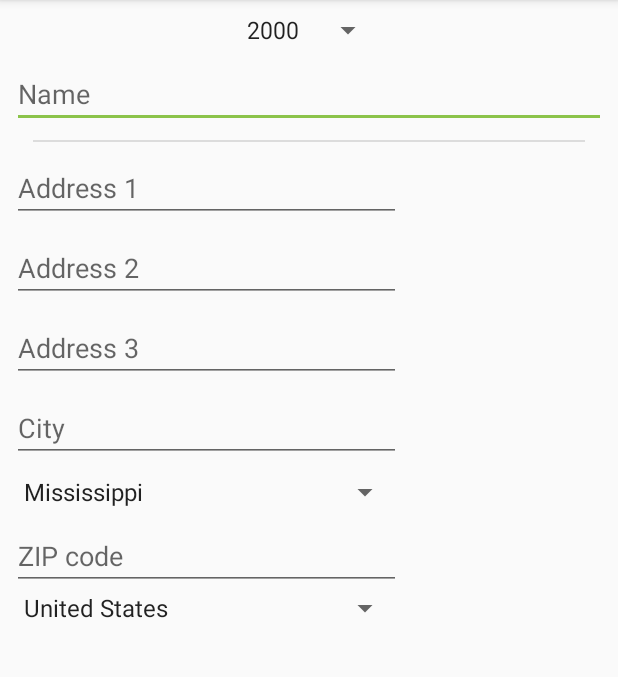
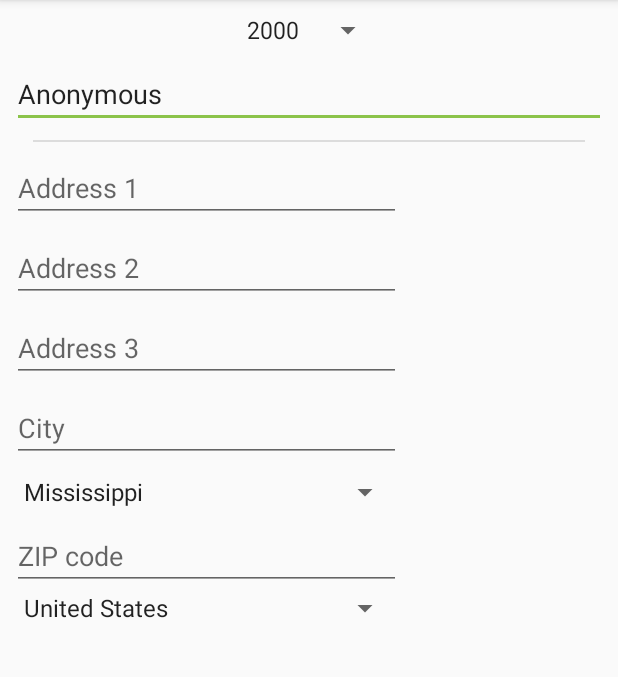
Before and after one commit to baghaii/Capstone-Project, an Android app: the screen it shows after launch (ProfileActivity), after a tap on "Profile", on a phone screen of 412 x 824 dp, the part 84-761 px from its top. Run offline under Robolectric (Android 15) with nearby library versions, the phone set to English and light mode, and no system bars; our stand-ins replace ButterKnife, Firebase (no records; nobody signed in at launch, a user with empty details on screens opened directly); libraries missing offline, so code that uses them is left out: com.firebase.ui; 2 statements that could not run were skipped.

Commit message:
Move login/logout from ChatActivity to SelectorActivity

```diff
--- a/app/src/main/java/com/sepidehmiller/alumniconnector/ui/ProfileActivity.java
+++ b/app/src/main/java/com/sepidehmiller/alumniconnector/ui/ProfileActivity.java
@@ -11,6 +11,8 @@ import butterknife.BindView;
 import butterknife.ButterKnife;
 
 public class ProfileActivity extends AppCompatActivity {
+
+  private String mName;
 
   @BindView(R.id.classSpinner)
   Spinner mClassSpinner;
@@ -45,6 +47,12 @@ public class ProfileActivity extends AppCompatActivity {
     setContentView(R.layout.activity_profile);
     ButterKnife.bind(this);
 
+    if (getIntent().hasExtra(SelectorActivity.NAME_EXTRA)) {
+      mName = getIntent().getStringExtra(SelectorActivity.NAME_EXTRA);
+    } else {
+      mName = SelectorActivity.ANONYMOUS;
+    }
+
     setupUI();
   }
 
@@ -52,6 +60,7 @@ public class ProfileActivity extends AppCompatActivity {
     mClassSpinner.setSelection(10);
     mStateSpinner.setSelection(23);
     mCountrySpinner.setSelection(222);
+    mNameEditText.setText(mName);
   }
 
 }
--- a/app/src/main/java/com/sepidehmiller/alumniconnector/ui/SelectorActivity.java
+++ b/app/src/main/java/com/sepidehmiller/alumniconnector/ui/SelectorActivity.java
@@ -3,27 +3,51 @@ package com.sepidehmiller.alumniconnector.ui;
 import android.content.Intent;
 import android.os.Bundle;
 import android.support.annotation.NonNull;
+import android.support.constraint.ConstraintLayout;
 import android.support.v7.app.AppCompatActivity;
 import android.view.Menu;
 import android.view.MenuItem;
 import android.view.View;
 import android.widget.ImageButton;
+import android.widget.Toast;
 
+import com.firebase.ui.auth.AuthUI;
 import com.google.firebase.auth.FirebaseAuth;
 import com.sepidehmiller.alumniconnector.R;
 
+import java.util.Arrays;
+import java.util.List;
+
 import butterknife.BindView;
 import butterknife.ButterKnife;
+import butterknife.OnClick;
+
+//TODO create an indetermine progress frame to load before log in.
 
 public class SelectorActivity extends AppCompatActivity {
+  public static final String NAME_EXTRA = "Name";
+  public static final String ANONYMOUS = "Anonymous";
+
+  private static final int SIGN_IN_REQUEST_CODE = 101;
   private FirebaseAuth mFirebaseAuth;
+  private FirebaseAuth.AuthStateListener mAuthStateListener;
+
   private String mUserName;
+
+  @BindView(R.id.selectorLayout)
+  ConstraintLayout selectorLayout;
 
   @BindView(R.id.chatButton)
   ImageButton chatButton;
 
   @BindView(R.id.mapButton)
   ImageButton mapButton;
+
+  @OnClick(R.id.chatButton)
+  public void onClick() {
+    Intent intent = new Intent(SelectorActivity.this, ChatActivity.class);
+    startActivity(intent);
+  }
 
   @Override
   protected void onCreate(Bundle savedInstanceState) {
@@ -32,28 +56,33 @@ public class SelectorActivity extends AppCompatActivity {
 
     ButterKnife.bind(this);
 
-    chatButton.setOnClickListener(new View.OnClickListener() {
-      @Override
-      public void onClick(View v) {
-        Intent intent = new Intent(SelectorActivity.this, ChatActivity.class);
-        startActivity(intent);
-      }
-    });
-
     mFirebaseAuth = FirebaseAuth.getInstance();
 
-    //TODO Log in on this screen
-    mFirebaseAuth.addAuthStateListener(new FirebaseAuth.AuthStateListener() {
+    mAuthStateListener = new FirebaseAuth.AuthStateListener() {
       @Override
       public void onAuthStateChanged(@NonNull FirebaseAuth firebaseAuth) {
         if (firebaseAuth.getCurrentUser() != null) {
-          mUserName = firebaseAuth.getCurrentUser().getDisplayName();
+          //signed in
+          mUserName = mFirebaseAuth.getCurrentUser().getDisplayName();
+          selectorLayout.setVisibility(View.VISIBLE);
         } else {
+          //signed out
+          mUserName = ANONYMOUS;
+          selectorLayout.setVisibility(View.INVISIBLE);
+          List<AuthUI.IdpConfig> providers = Arrays.asList(
+              new AuthUI.IdpConfig.EmailBuilder().build(),
+              new AuthUI.IdpConfig.GoogleBuilder().build());
 
+          startActivityForResult(
+              AuthUI.getInstance()
+                  .createSignInIntentBuilder()
+                  .setAvailableProviders(providers)
+                  .setLogo(R.drawable.ic_plug)
+                  .build(),
+              SIGN_IN_REQUEST_CODE);
         }
       }
-    });
-
+    };
   }
 
   @Override
@@ -67,10 +96,52 @@ public class SelectorActivity extends AppCompatActivity {
     switch(item.getItemId()) {
 
       case R.id.menu_profile:
-        Intent intent = new Intent(SelectorActivity.this, ProfileActivity.class);
+        Intent intent = makeProfileIntent();
         startActivity(intent);
+        return true;
+
+      case R.id.menu_sign_out:
+        AuthUI.getInstance().signOut(this);
         return true;
     }
     return super.onOptionsItemSelected(item);
   }
+
+  @Override
+  protected void onActivityResult(int requestCode, int resultCode, Intent data) {
+    super.onActivityResult(requestCode, resultCode, data);
+
+    if (requestCode == SIGN_IN_REQUEST_CODE) {
+      if (resultCode == RESULT_OK) {
+        mUserName = getFirebaseUser();
+        selectorLayout.setVisibility(View.VISIBLE);
+      } else {
+        Toast.makeText(this, "We couldn't sign you in. Please try later.", Toast.LENGTH_LONG)
+            .show();
+        finish();
+      }
+    }
+  }
+
+  @Override
+  protected void onPause() {
+    super.onPause();
+    mFirebaseAuth.removeAuthStateListener(mAuthStateListener);
+  }
+
+  @Override
+  protected void onResume() {
+    super.onResume();
+    mFirebaseAuth.addAuthStateListener(mAuthStateListener);
+  }
+
+  private String getFirebaseUser() {
+    return FirebaseAuth.getInstance().getCurrentUser().getDisplayName();
+  }
+
+  private Intent makeProfileIntent() {
+    Intent intent = new Intent(SelectorActivity.this, ProfileActivity.class);
+    intent.putExtra(NAME_EXTRA, mUserName);
+    return intent;
+  }
 }
--- a/app/src/main/res/layout/activity_selector.xml
+++ b/app/src/main/res/layout/activity_selector.xml
@@ -3,9 +3,11 @@
   xmlns:android="http://schemas.android.com/apk/res/android"
   xmlns:app="http://schemas.android.com/apk/res-auto"
   xmlns:tools="http://schemas.android.com/tools"
+  android:id="@+id/selectorLayout"
   android:layout_width="match_parent"
   android:layout_height="match_parent"
-  tools:context=".SelectorActivity">
+  android:visibility="invisible"
+  tools:context=".ui.SelectorActivity">
 
   <!-- This is a chain that is centered
   https://stackoverflow.com/questions/43376373/how-to-center-vertically-the-constraintlayout-content-in-android-studio#43380105 -->
--- a/app/src/main/res/menu/chat_menu.xml
+++ /dev/null
@@ -1,6 +0,0 @@
-<?xml version="1.0" encoding="utf-8"?>
-<menu xmlns:android="http://schemas.android.com/apk/res/android"
-      xmlns:app="http://schemas.android.com/apk/res-auto">
-  <item android:title="@string/sign_out" app:showAsAction="never"
-        android:id="@+id/menu_sign_out"/>
-</menu>
--- a/app/src/main/res/menu/selector_menu.xml
+++ b/app/src/main/res/menu/selector_menu.xml
@@ -3,6 +3,8 @@
       xmlns:app="http://schemas.android.com/apk/res-auto">
   <item android:title="@string/profile"
         android:icon="@drawable/ic_user"
-        app:showAsAction="always"
+        app:showAsAction="ifRoom"
         android:id="@+id/menu_profile"/>
+  <item android:title="@string/sign_out" app:showAsAction="never"
+        android:id="@+id/menu_sign_out"/>
 </menu>
```
Also changed, not shown: app/src/main/java/com/sepidehmiller/alumniconnector/ui/ChatActivity.java (+9 -93 lines).
